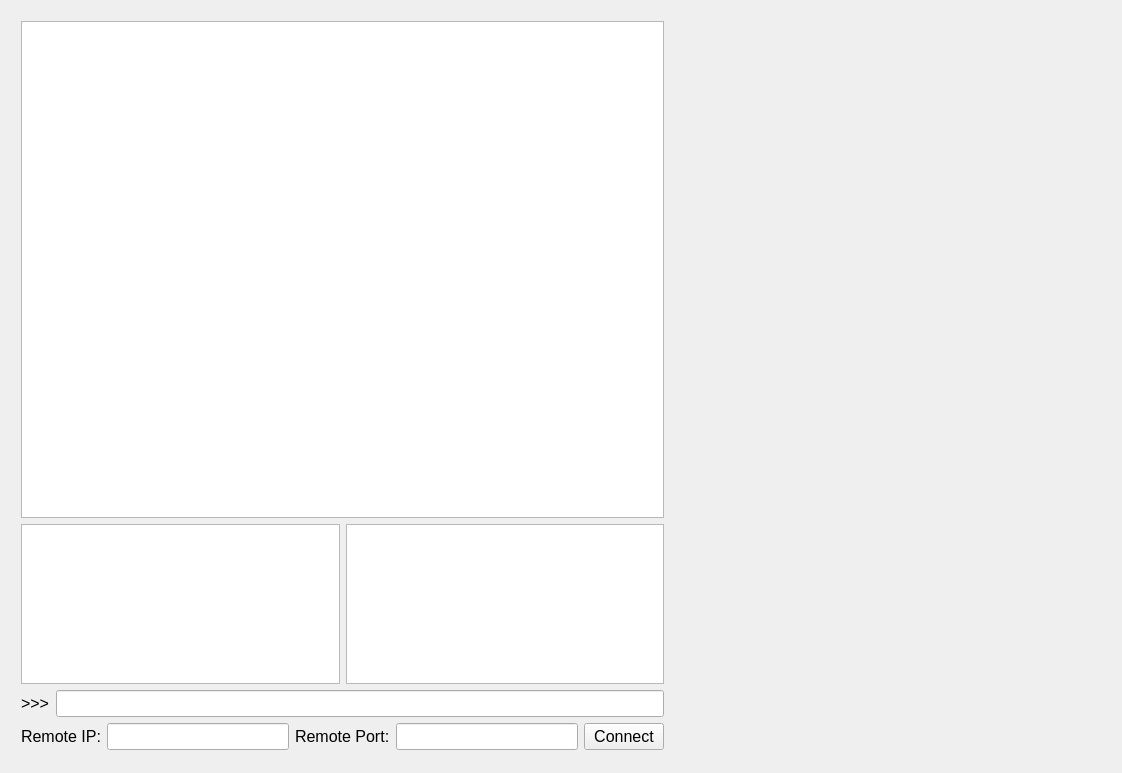
Above: RobotUI/mainwindow.ui from bearves/LegActiveComplianceTest before the change. Below: the same form after it.
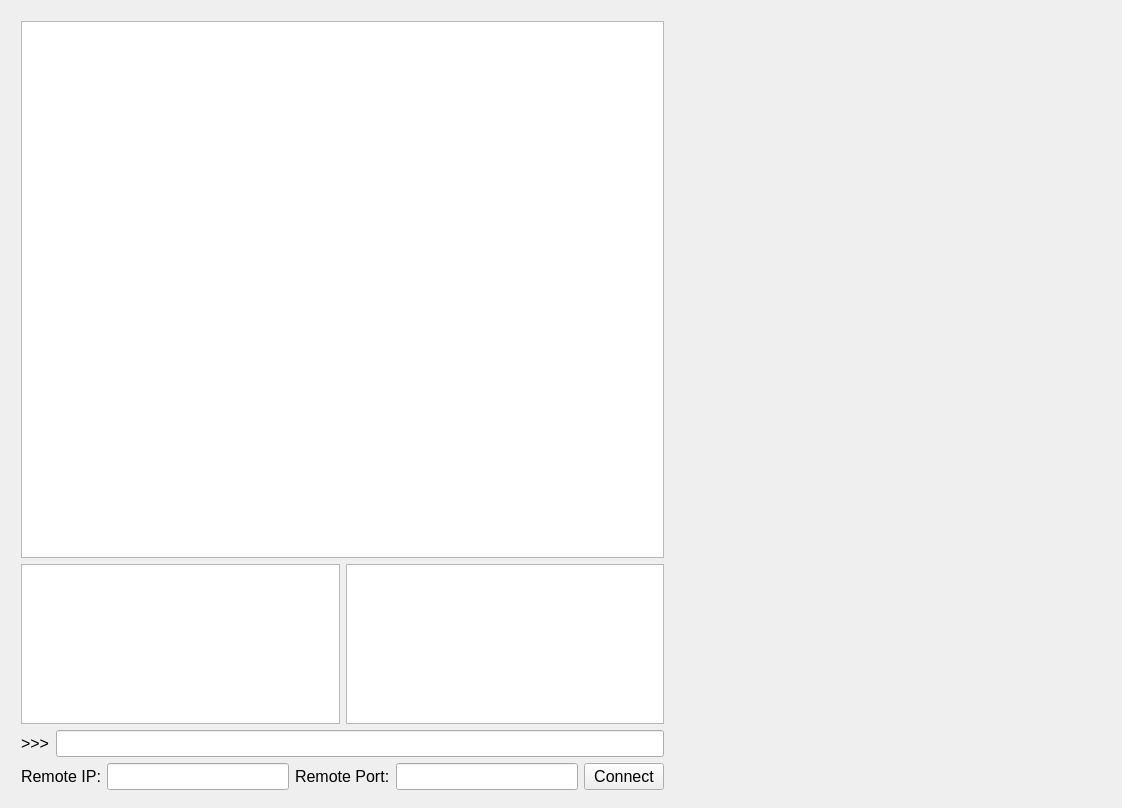
That is the form after the change. Custom widgets are drawn as their Qt base class.

The edit to the form file:
```diff
--- a/RobotUI/mainwindow.ui
+++ b/RobotUI/mainwindow.ui
@@ -7,7 +7,7 @@
     <x>0</x>
     <y>0</y>
     <width>1122</width>
-    <height>773</height>
+    <height>808</height>
    </rect>
   </property>
   <property name="windowTitle">
@@ -20,7 +20,7 @@
       <x>10</x>
       <y>10</y>
       <width>1101</width>
-      <height>751</height>
+      <height>791</height>
      </rect>
     </property>
     <layout class="QHBoxLayout" name="horizontalLayout_4">
```
Left out of the diff: 2 changed lines with no effect on the pictures.
